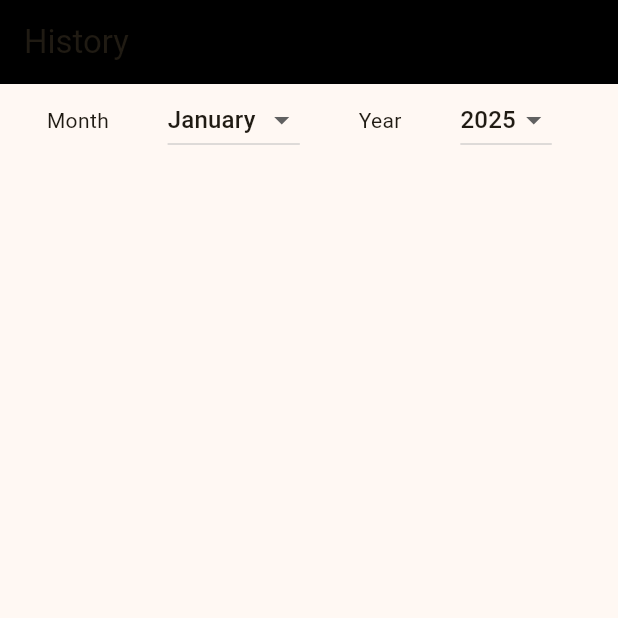
After one commit to HMKazmi/Pulse1, a Flutter app: the screen it shows after launch, on a phone screen of 412 x 824 dp, the top half of it. The commit adds this screen. Run offline on Flutter 3.47's test engine with Material 3 defaults, Android fonts, the light colour scheme and no system bars; our stand-ins replace lucide_icons.

Commit message:
Create simple History Screen

```diff
--- a/lib/main.dart
+++ b/lib/main.dart
@@ -1,6 +1,7 @@
 import 'package:flutter/material.dart';
 import 'package:pulse1/views/AttendanceScreen.dart';
 import 'package:pulse1/views/AuthScreen.dart';
+import 'package:pulse1/views/HistoryScreen.dart';
 import 'package:pulse1/views/HomeScreen.dart';
 
 void main() {
@@ -33,7 +34,8 @@ class MyApp extends StatelessWidget {
         // tested with just a hot reload.
         colorScheme: ColorScheme.fromSeed(seedColor: const Color.fromARGB(255, 255, 187, 15)),
       ),
-      home: const AttendanceScreen(),
+      home: const HistoryScreen(),
+      // home: const AttendanceScreen(),
       // home: const HomeScreen(),
       // home: const AuthScreen(),
     );
--- /dev/null
+++ b/lib/views/HistoryScreen.dart
@@ -0,0 +1,59 @@
+import 'package:flutter/material.dart';
+
+class HistoryScreen extends StatefulWidget {
+  const HistoryScreen({super.key});
+
+  @override
+  State<HistoryScreen> createState() => _HistoryScreenState();
+}
+
+class _HistoryScreenState extends State<HistoryScreen> {
+  @override
+  Widget build(BuildContext context) {
+    return  Scaffold(
+      appBar:   AppBar(
+        title: Text('History'),
+        backgroundColor: Colors.black,
+      ),
+      body: Center(
+        child: Column(
+          children: [
+            Row(
+              mainAxisAlignment: MainAxisAlignment.spaceBetween,
+              children: [
+                SizedBox(width: 8), // Placeholder for alignment
+                Text("Month"),
+                Container(
+                  margin: EdgeInsets.symmetric(horizontal: 16),
+                  child: DropdownButton(
+                    value: "January",
+                    items: [
+                    DropdownMenuItem(value: "January", child: Text("January")),
+                    DropdownMenuItem(value: "February", child: Text("February")),
+                    DropdownMenuItem(value: "March", child: Text("March")),
+
+                  ], onChanged: (value) {}),
+                ),
+                Text("Year"),
+                Container(
+                  margin: EdgeInsets.symmetric(horizontal: 16),
+                  child: DropdownButton(
+                    value: "2025",
+                    items: [
+                    DropdownMenuItem(value: "2025", child: Text("2025")),
+                    DropdownMenuItem(value: "2024", child: Text("2024")),
+                    DropdownMenuItem(value: "2023", child: Text("2023")),
+
+                  ], onChanged: (value) {}),
+                ),
+
+                SizedBox(width: 5), // Placeholder for alignment
+              ],
+            ),
+          ],
+        )
+      ),
+
+    );
+  }
+}
```
